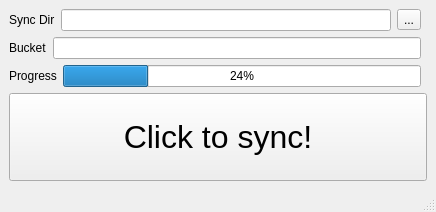
This is app/view/main.ui in HsOjo/QiniuSyncer as Qt 5 draws it before an edit. The edited form follows.
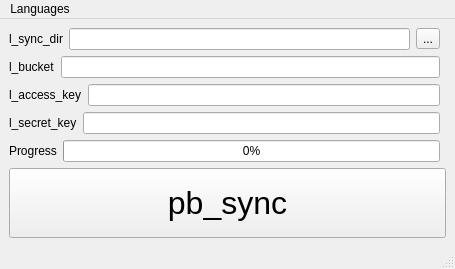
This is the edited form.

```diff
--- a/app/view/main.ui
+++ b/app/view/main.ui
@@ -6,8 +6,8 @@
    <rect>
     <x>0</x>
     <y>0</y>
-    <width>436</width>
-    <height>212</height>
+    <width>455</width>
+    <height>269</height>
    </rect>
   </property>
   <property name="windowTitle">
@@ -15,42 +15,7 @@
   </property>
   <widget class="QWidget" name="centralwidget">
    <layout class="QGridLayout" name="gridLayout_4">
-    <item row="2" column="0">
-     <layout class="QGridLayout" name="gridLayout">
-      <item row="0" column="1">
-       <widget class="QLineEdit" name="le_bucket"/>
-      </item>
-      <item row="0" column="0">
-       <widget class="QLabel" name="label">
-        <property name="text">
-         <string>Bucket</string>
-        </property>
-       </widget>
-      </item>
-     </layout>
-    </item>
-    <item row="0" column="0" rowspan="2">
-     <layout class="QGridLayout" name="gridLayout_2">
-      <item row="0" column="1">
-       <widget class="QLineEdit" name="le_sync_dir"/>
-      </item>
-      <item row="0" column="0">
-       <widget class="QLabel" name="label_3">
-        <property name="text">
-         <string>Sync Dir</string>
-        </property>
-       </widget>
-      </item>
-      <item row="0" column="2">
-       <widget class="QToolButton" name="tb_browser">
-        <property name="text">
-         <string>...</string>
-        </property>
-       </widget>
-      </item>
-     </layout>
-    </item>
-    <item row="4" column="0" colspan="2">
+    <item row="6" column="0" colspan="2">
      <widget class="QPushButton" name="pb_sync">
       <property name="sizePolicy">
        <sizepolicy hsizetype="Expanding" vsizetype="Expanding">
@@ -64,11 +29,11 @@
        </font>
       </property>
       <property name="text">
-       <string>Click to sync!</string>
+       <string>pb_sync</string>
       </property>
      </widget>
     </item>
-    <item row="3" column="0">
+    <item row="5" column="0">
      <layout class="QGridLayout" name="gridLayout_3">
       <item row="0" column="0">
        <widget class="QLabel" name="label_2">
@@ -80,7 +45,70 @@
       <item row="0" column="1">
        <widget class="QProgressBar" name="pb_progress">
         <property name="value">
-         <number>24</number>
+         <number>0</number>
+        </property>
+       </widget>
+      </item>
+     </layout>
+    </item>
+    <item row="2" column="0">
+     <layout class="QGridLayout" name="gridLayout">
+      <item row="0" column="1">
+       <widget class="QLineEdit" name="le_bucket"/>
+      </item>
+      <item row="0" column="0">
+       <widget class="QLabel" name="l_bucket">
+        <property name="text">
+         <string>l_bucket</string>
+        </property>
+       </widget>
+      </item>
+     </layout>
+    </item>
+    <item row="0" column="0" rowspan="2">
+     <layout class="QGridLayout" name="gridLayout_2">
+      <item row="0" column="1">
+       <widget class="QLineEdit" name="le_sync_dir"/>
+      </item>
+      <item row="0" column="0">
+       <widget class="QLabel" name="l_sync_dir">
+        <property name="text">
+         <string>l_sync_dir</string>
+        </property>
+       </widget>
+      </item>
+      <item row="0" column="2">
+       <widget class="QToolButton" name="tb_browser">
+        <property name="text">
+         <string>...</string>
+        </property>
+       </widget>
+      </item>
+     </layout>
+    </item>
+    <item row="3" column="0">
+     <layout class="QGridLayout" name="gridLayout_6">
+      <item row="0" column="1">
+       <widget class="QLineEdit" name="le_access_key"/>
+      </item>
+      <item row="0" column="0">
+       <widget class="QLabel" name="l_access_key">
+        <property name="text">
+         <string>l_access_key</string>
+        </property>
+       </widget>
+      </item>
+     </layout>
+    </item>
+    <item row="4" column="0">
+     <layout class="QGridLayout" name="gridLayout_7">
+      <item row="0" column="1">
+       <widget class="QLineEdit" name="le_secret_key"/>
+      </item>
+      <item row="0" column="0">
+       <widget class="QLabel" name="l_secret_key">
+        <property name="text">
+         <string>l_secret_key</string>
         </property>
        </widget>
       </item>
@@ -89,6 +117,22 @@
    </layout>
   </widget>
   <widget class="QStatusBar" name="statusbar"/>
+  <widget class="QMenuBar" name="menuBar">
+   <property name="geometry">
+    <rect>
+     <x>0</x>
+     <y>0</y>
+     <width>455</width>
+     <height>22</height>
+    </rect>
+   </property>
+   <widget class="QMenu" name="m_languages">
+    <property name="title">
+     <string>Languages</string>
+    </property>
+   </widget>
+   <addaction name="m_languages"/>
+  </widget>
  </widget>
  <resources/>
  <connections/>
```
Left out of the diff: 2 changed lines with no effect on the pictures.
